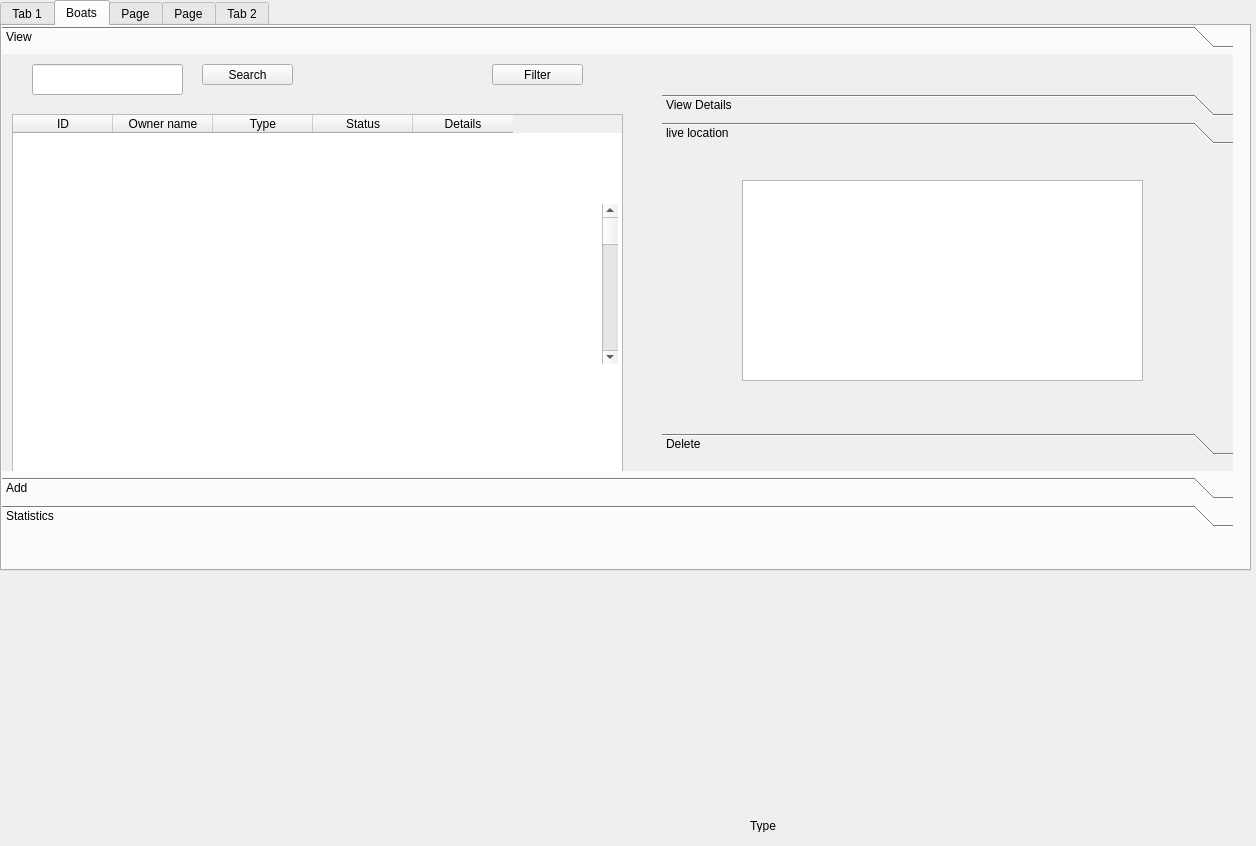
First picture: the form in appwindow.ui, repository TG-o2/Hawata, before the edit.
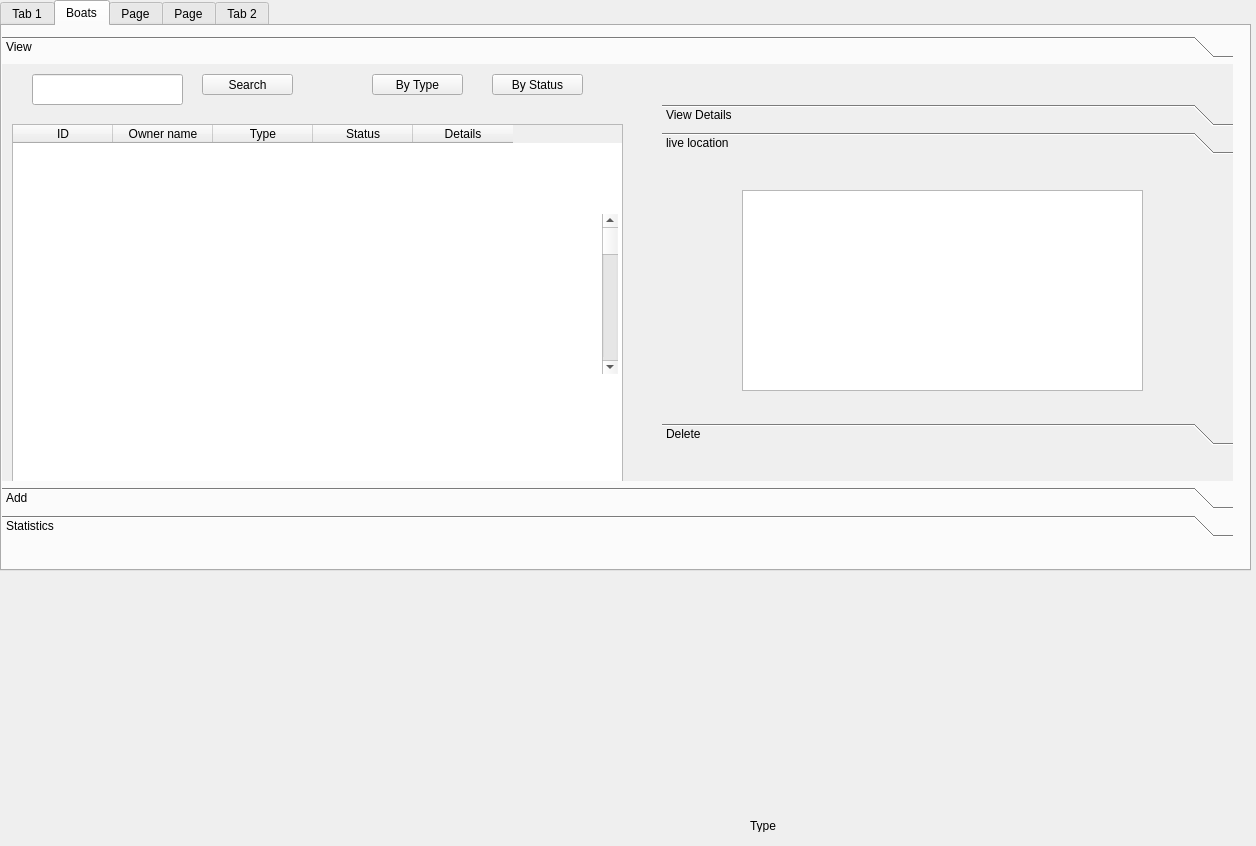
Second picture: the form after the edit. The open tabs and pages were chosen to show the change.

```diff
--- a/appwindow.ui
+++ b/appwindow.ui
@@ -432,7 +432,7 @@
      <property name="geometry">
       <rect>
        <x>0</x>
-       <y>0</y>
+       <y>10</y>
        <width>1231</width>
        <height>501</height>
       </rect>
@@ -468,6 +468,12 @@
          <height>421</height>
         </rect>
        </property>
+       <property name="minimumSize">
+        <size>
+         <width>0</width>
+         <height>0</height>
+        </size>
+       </property>
        <column>
         <property name="text">
          <string>ID</string>
@@ -504,7 +510,7 @@
         </rect>
        </property>
        <property name="text">
-        <string>Filter</string>
+        <string>By Status</string>
        </property>
       </widget>
       <widget class="QLineEdit" name="lineEdit">
@@ -555,7 +561,7 @@
          <x>660</x>
          <y>40</y>
          <width>571</width>
-         <height>361</height>
+         <height>341</height>
         </rect>
        </property>
        <property name="currentIndex">
@@ -784,6 +790,14 @@
         </widget>
        </widget>
        <widget class="QWidget" name="page_8">
+        <property name="geometry">
+         <rect>
+          <x>0</x>
+          <y>0</y>
+          <width>100</width>
+          <height>30</height>
+         </rect>
+        </property>
         <attribute name="label">
          <string>live location</string>
         </attribute>
@@ -843,6 +857,19 @@
         </widget>
        </widget>
       </widget>
+      <widget class="QPushButton" name="Filterbutton_2">
+       <property name="geometry">
+        <rect>
+         <x>370</x>
+         <y>10</y>
+         <width>91</width>
+         <height>21</height>
+        </rect>
+       </property>
+       <property name="text">
+        <string>By Type</string>
+       </property>
+      </widget>
      </widget>
      <widget class="QWidget" name="page_5">
       <attribute name="label">
```
Left out of the diff: 21 changed lines with no effect on the pictures.
